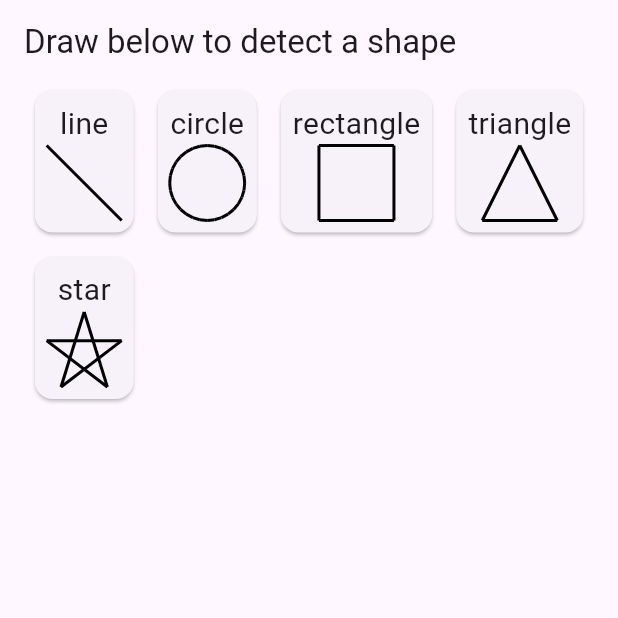
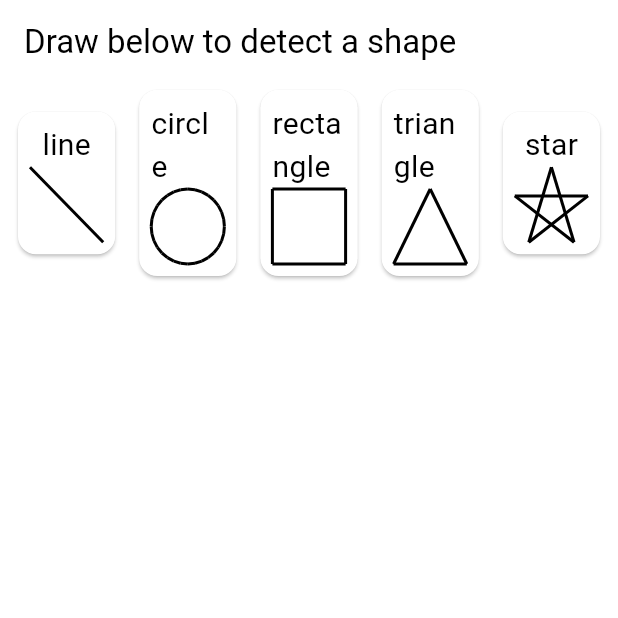
Before and after one commit to adil192/one_dollar_unistroke_recognizer, a Flutter app: the screen it shows after launch, on a phone screen of 412 x 824 dp, the top half of it. Run offline on Flutter 3.47's test engine with Material 3 defaults, Android fonts, the phone set to English and light mode, and no system bars.

Commit message:
chore: restyle demo and add dark mode support

```diff
--- a/example/lib/canvas_draw.dart
+++ b/example/lib/canvas_draw.dart
@@ -22,6 +22,7 @@ class CanvasDraw extends StatefulWidget {
 class _CanvasDrawState extends State<CanvasDraw> with ChangeNotifier {
   List<Offset> points = [];
   bool finishedStroke = true;
+  Color onSurface = const Color(0x88888888);
 
   @override
   void initState() {
@@ -41,6 +42,7 @@ class _CanvasDrawState extends State<CanvasDraw> with ChangeNotifier {
 
   @override
   Widget build(BuildContext context) {
+    onSurface = ColorScheme.of(context).onSurface;
     return GestureDetector(
       onPanStart: (details) {
         finishedStroke = false;
@@ -70,7 +72,7 @@ class _CanvasDrawPainter extends CustomPainter {
   @override
   void paint(Canvas canvas, Size size) {
     final paint = Paint()
-      ..color = Colors.black.withValues(alpha: 0.5)
+      ..color = state.onSurface.withValues(alpha: 0.5)
       ..strokeWidth = 3
       ..strokeCap = StrokeCap.round
       ..style = PaintingStyle.stroke;
--- a/example/lib/main.dart
+++ b/example/lib/main.dart
@@ -20,7 +20,10 @@ class MyApp extends StatelessWidget {
     return MaterialApp(
       title: '\$1 Unistroke Recognizer Demo',
       theme: ThemeData(
-        useMaterial3: true,
+        colorScheme: ColorScheme.highContrastLight(),
+      ),
+      darkTheme: ThemeData(
+        colorScheme: ColorScheme.highContrastDark(),
       ),
       home: Scaffold(
         appBar: AppBar(
@@ -30,7 +33,7 @@ class MyApp extends StatelessWidget {
               return Text(
                 recognized == null
                     ? 'Draw below to detect a shape'
-                    : 'Detected "${recognized.name}" with score '
+                    : 'Detected "${recognized.name?.name}" with score '
                         '${recognized.score.toStringAsFixed(2)}',
               );
             },
@@ -38,16 +41,19 @@ class MyApp extends StatelessWidget {
         ),
         body: Column(
           children: [
-            Wrap(
-              spacing: 8,
-              runSpacing: 8,
+            Row(
               children: [
-                for (final shape in DefaultUnistrokeNames.values)
-                  UnistrokePreview(
-                    unistroke: referenceUnistrokes.firstWhere(
-                      (unistroke) => unistroke.name == shape,
+                const SizedBox(width: 8),
+                for (final shape in DefaultUnistrokeNames.values) ...[
+                  Expanded(
+                    child: UnistrokePreview(
+                      unistroke: referenceUnistrokes.firstWhere(
+                        (unistroke) => unistroke.name == shape,
+                      ),
                     ),
                   ),
+                  const SizedBox(width: 8),
+                ],
               ],
             ),
             Expanded(
--- a/example/lib/unistroke_preview.dart
+++ b/example/lib/unistroke_preview.dart
@@ -20,9 +20,7 @@ class UnistrokePreview extends StatelessWidget {
         child: Column(
           children: [
             Text(
-              unistroke.name
-                  .toString()
-                  .substring((DefaultUnistrokeNames).toString().length + 1),
+              (unistroke.name as DefaultUnistrokeNames).name,
               style: const TextStyle(
                 fontSize: 20,
               ),
@@ -31,7 +29,10 @@ class UnistrokePreview extends StatelessWidget {
               width: 50,
               height: 50,
               child: CustomPaint(
-                painter: _UnistrokePreviewPainter(unistroke),
+                painter: _UnistrokePreviewPainter(
+                  unistroke,
+                  color: ColorScheme.of(context).onSurface,
+                ),
               ),
             ),
           ],
@@ -42,14 +43,15 @@ class UnistrokePreview extends StatelessWidget {
 }
 
 class _UnistrokePreviewPainter extends CustomPainter {
-  _UnistrokePreviewPainter(this.unistroke);
+  _UnistrokePreviewPainter(this.unistroke, {required this.color});
 
   final Unistroke unistroke;
+  final Color color;
 
   @override
   void paint(Canvas canvas, Size size) {
     final paint = Paint()
-      ..color = Colors.black
+      ..color = color
       ..strokeWidth = 2
       ..style = PaintingStyle.stroke;
 
```
